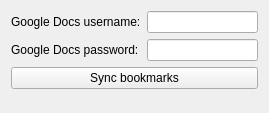
First picture: the form in src/remote/sync_settings_form.ui, repository navrocky/urtconnector, before the edit.
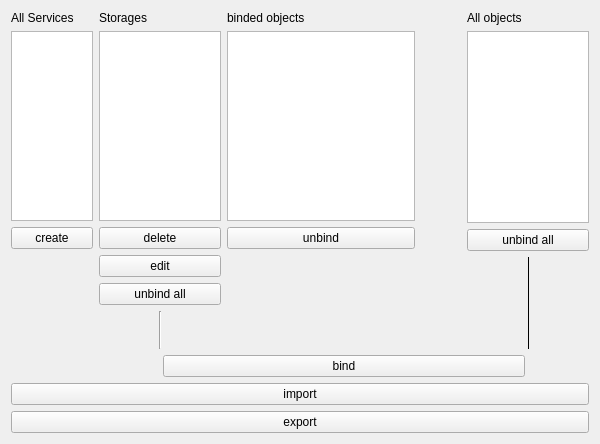
Second picture: the form after the edit.

Patch:
```diff
--- a/src/remote/sync_settings_form.ui
+++ b/src/remote/sync_settings_form.ui
@@ -6,54 +6,268 @@
    <rect>
     <x>0</x>
     <y>0</y>
-    <width>269</width>
-    <height>113</height>
+    <width>600</width>
+    <height>379</height>
    </rect>
   </property>
+  <property name="sizePolicy">
+   <sizepolicy hsizetype="Fixed" vsizetype="Preferred">
+    <horstretch>0</horstretch>
+    <verstretch>0</verstretch>
+   </sizepolicy>
+  </property>
+  <property name="maximumSize">
+   <size>
+    <width>600</width>
+    <height>16777215</height>
+   </size>
+  </property>
   <property name="windowTitle">
    <string>Form</string>
   </property>
-  <layout class="QGridLayout" name="gridLayout">
+  <layout class="QGridLayout" name="gridLayout_4">
    <item row="0" column="0">
-    <widget class="QLabel" name="label">
-     <property name="text">
-      <string>Google Docs username:</string>
-     </property>
-    </widget>
+    <layout class="QVBoxLayout" name="verticalLayout">
+     <item>
+      <widget class="QLabel" name="label">
+       <property name="text">
+        <string>All Services</string>
+       </property>
+      </widget>
+     </item>
+     <item>
+      <widget class="QListWidget" name="srv_list"/>
+     </item>
+     <item>
+      <widget class="QPushButton" name="create">
+       <property name="text">
+        <string>create</string>
+       </property>
+      </widget>
+     </item>
+    </layout>
    </item>
-   <item row="0" column="1">
-    <widget class="QLineEdit" name="username"/>
+   <item row="0" column="1" rowspan="2">
+    <layout class="QGridLayout" name="gridLayout_3">
+     <item row="0" column="0" rowspan="2" colspan="2">
+      <layout class="QGridLayout" name="gridLayout_2">
+       <item row="0" column="0" colspan="3">
+        <layout class="QVBoxLayout" name="verticalLayout_2">
+         <item>
+          <widget class="QLabel" name="label_2">
+           <property name="text">
+            <string>Storages</string>
+           </property>
+          </widget>
+         </item>
+         <item>
+          <widget class="QListWidget" name="storage_list"/>
+         </item>
+         <item>
+          <widget class="QPushButton" name="erase">
+           <property name="text">
+            <string>delete</string>
+           </property>
+          </widget>
+         </item>
+         <item>
+          <widget class="QPushButton" name="edit">
+           <property name="text">
+            <string>edit</string>
+           </property>
+          </widget>
+         </item>
+         <item>
+          <widget class="QPushButton" name="unbind_storage">
+           <property name="text">
+            <string>unbind all</string>
+           </property>
+          </widget>
+         </item>
+        </layout>
+       </item>
+       <item row="1" column="0">
+        <spacer name="verticalSpacer_3">
+         <property name="orientation">
+          <enum>Qt::Vertical</enum>
+         </property>
+         <property name="sizeHint" stdset="0">
+          <size>
+           <width>20</width>
+           <height>40</height>
+          </size>
+         </property>
+        </spacer>
+       </item>
+       <item row="1" column="1">
+        <widget class="Line" name="line">
+         <property name="orientation">
+          <enum>Qt::Vertical</enum>
+         </property>
+        </widget>
+       </item>
+       <item row="1" column="2">
+        <spacer name="verticalSpacer_4">
+         <property name="orientation">
+          <enum>Qt::Vertical</enum>
+         </property>
+         <property name="sizeHint" stdset="0">
+          <size>
+           <width>20</width>
+           <height>40</height>
+          </size>
+         </property>
+        </spacer>
+       </item>
+      </layout>
+     </item>
+     <item row="0" column="2">
+      <layout class="QVBoxLayout" name="verticalLayout_3">
+       <item>
+        <widget class="QLabel" name="label_3">
+         <property name="text">
+          <string>binded objects</string>
+         </property>
+        </widget>
+       </item>
+       <item>
+        <widget class="QListWidget" name="obj_list"/>
+       </item>
+       <item>
+        <widget class="QPushButton" name="unbind">
+         <property name="text">
+          <string>unbind</string>
+         </property>
+        </widget>
+       </item>
+      </layout>
+     </item>
+     <item row="0" column="3" rowspan="2">
+      <spacer name="horizontalSpacer">
+       <property name="orientation">
+        <enum>Qt::Horizontal</enum>
+       </property>
+       <property name="sizeType">
+        <enum>QSizePolicy::Fixed</enum>
+       </property>
+       <property name="sizeHint" stdset="0">
+        <size>
+         <width>40</width>
+         <height>338</height>
+        </size>
+       </property>
+      </spacer>
+     </item>
+     <item row="0" column="4" rowspan="2" colspan="2">
+      <layout class="QGridLayout" name="gridLayout">
+       <item row="0" column="0" colspan="3">
+        <layout class="QVBoxLayout" name="verticalLayout_4">
+         <item>
+          <widget class="QLabel" name="label_4">
+           <property name="text">
+            <string>All objects</string>
+           </property>
+          </widget>
+         </item>
+         <item>
+          <widget class="QListWidget" name="all_objects"/>
+         </item>
+         <item>
+          <widget class="QPushButton" name="unbind_object">
+           <property name="text">
+            <string>unbind all</string>
+           </property>
+          </widget>
+         </item>
+        </layout>
+       </item>
+       <item row="1" column="0">
+        <spacer name="verticalSpacer">
+         <property name="orientation">
+          <enum>Qt::Vertical</enum>
+         </property>
+         <property name="sizeHint" stdset="0">
+          <size>
+           <width>20</width>
+           <height>40</height>
+          </size>
+         </property>
+        </spacer>
+       </item>
+       <item row="1" column="1">
+        <widget class="Line" name="line_3">
+         <property name="frameShadow">
+          <enum>QFrame::Plain</enum>
+         </property>
+         <property name="orientation">
+          <enum>Qt::Vertical</enum>
+         </property>
+        </widget>
+       </item>
+       <item row="1" column="2">
+        <spacer name="verticalSpacer_2">
+         <property name="orientation">
+          <enum>Qt::Vertical</enum>
+         </property>
+         <property name="sizeHint" stdset="0">
+          <size>
+           <width>20</width>
+           <height>40</height>
+          </size>
+         </property>
+        </spacer>
+       </item>
+      </layout>
+     </item>
+     <item row="1" column="2">
+      <spacer name="verticalSpacer_5">
+       <property name="orientation">
+        <enum>Qt::Vertical</enum>
+       </property>
+       <property name="sizeHint" stdset="0">
+        <size>
+         <width>20</width>
+         <height>88</height>
+        </size>
+       </property>
+      </spacer>
+     </item>
+     <item row="2" column="1" colspan="4">
+      <widget class="QPushButton" name="bind">
+       <property name="text">
+        <string>bind</string>
+       </property>
+      </widget>
+     </item>
+    </layout>
    </item>
    <item row="1" column="0">
-    <widget class="QLabel" name="label_2">
-     <property name="text">
-      <string>Google Docs password:</string>
-     </property>
-    </widget>
-   </item>
-   <item row="1" column="1">
-    <widget class="QLineEdit" name="username_2"/>
-   </item>
-   <item row="2" column="0" colspan="2">
-    <widget class="QPushButton" name="sync">
-     <property name="text">
-      <string>Sync bookmarks</string>
-     </property>
-    </widget>
-   </item>
-   <item row="3" column="0">
-    <spacer name="verticalSpacer">
+    <spacer name="verticalSpacer_6">
      <property name="orientation">
       <enum>Qt::Vertical</enum>
      </property>
      <property name="sizeHint" stdset="0">
       <size>
-       <width>20</width>
-       <height>40</height>
+       <width>82</width>
+       <height>129</height>
       </size>
      </property>
     </spacer>
    </item>
+   <item row="2" column="0" colspan="2">
+    <widget class="QPushButton" name="import_btn">
+     <property name="text">
+      <string>import</string>
+     </property>
+    </widget>
+   </item>
+   <item row="3" column="0" colspan="2">
+    <widget class="QPushButton" name="export_btn">
+     <property name="text">
+      <string>export</string>
+     </property>
+    </widget>
+   </item>
   </layout>
  </widget>
  <resources/>
```
